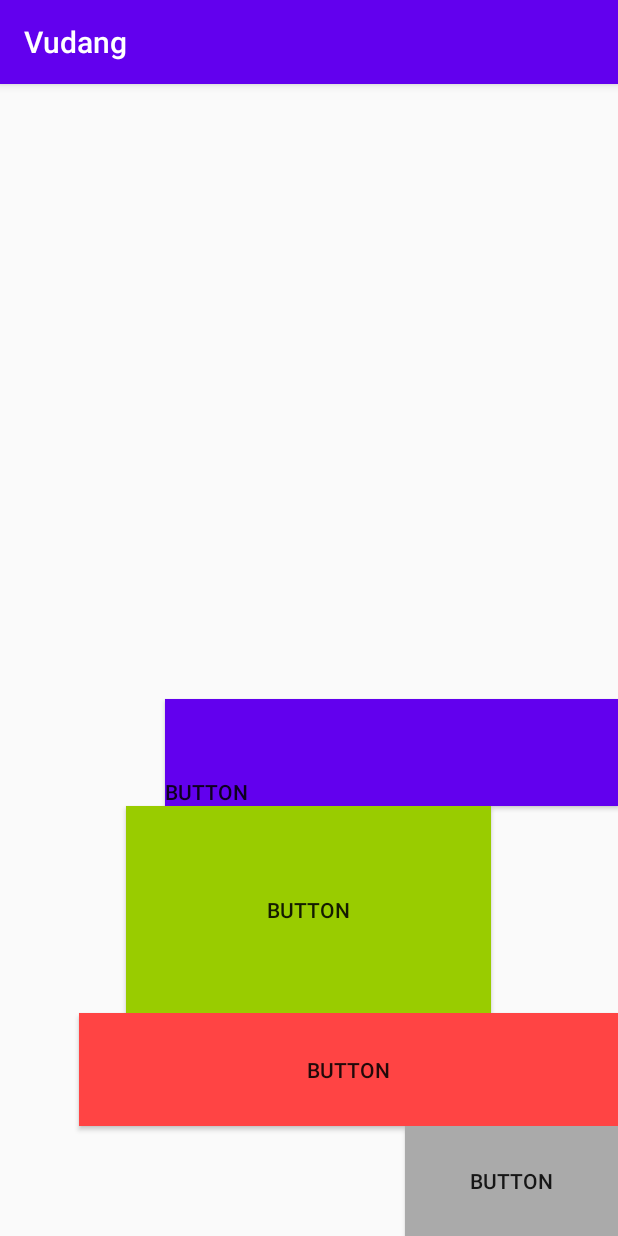
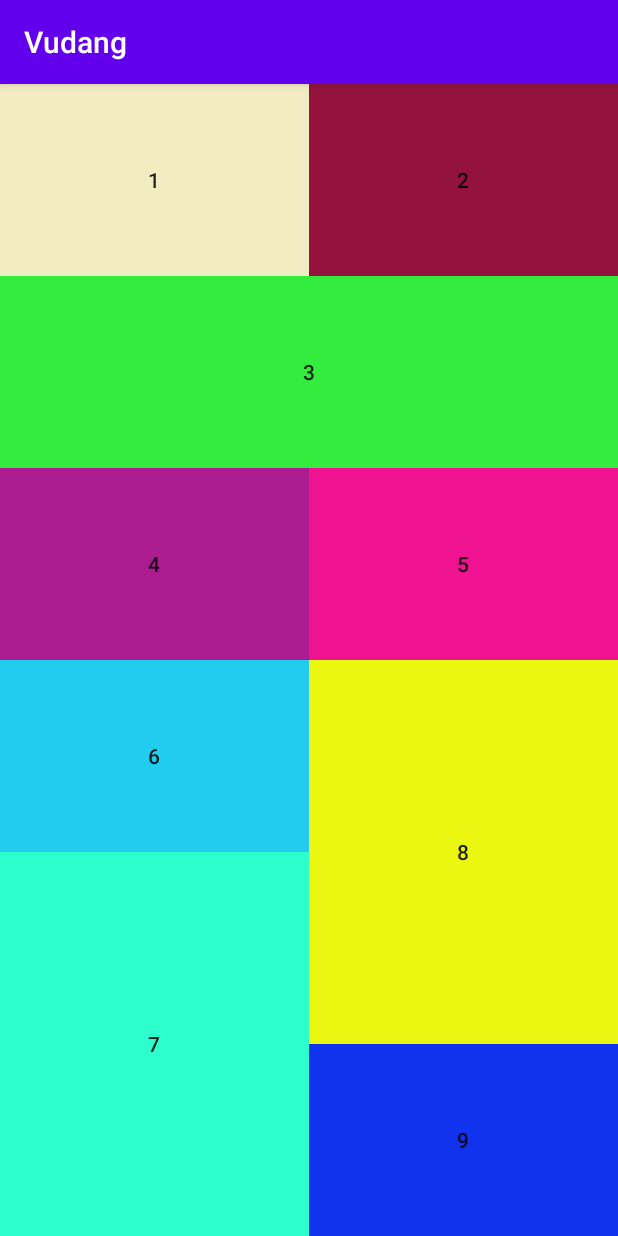
Before and after one commit to giavudangle/self-learning-layout-android, an Android app: the screen it shows after launch (LayoutActivity), on a phone screen of 412 x 824 dp. Run offline under Robolectric (Android 15) with nearby library versions, the phone set to English and light mode, and no system bars.

Commit message:
Master Linear Layout

```diff
--- a/app/src/main/java/com/example/myapplicationtest/LayoutActivity.java
+++ b/app/src/main/java/com/example/myapplicationtest/LayoutActivity.java
@@ -9,6 +9,6 @@ public class LayoutActivity extends AppCompatActivity {
     @Override
     protected void onCreate(Bundle savedInstanceState) {
         super.onCreate(savedInstanceState);
-        setContentView(R.layout.gravity_layout);
+        setContentView(R.layout.linear_hard);
     }
 }
--- /dev/null
+++ b/app/src/main/res/layout/linear_hard.xml
@@ -0,0 +1,123 @@
+<?xml version="1.0" encoding="utf-8"?>
+<LinearLayout
+    android:layout_height="match_parent"
+    android:layout_width="match_parent"
+    android:weightSum="2"
+    android:background="@color/colorPrimaryDark"
+    android:orientation="vertical"
+    xmlns:android="http://schemas.android.com/apk/res/android">
+
+    <LinearLayout
+        android:layout_width="match_parent"
+        android:layout_height="match_parent"
+        android:layout_weight="1"
+        android:orientation="vertical"
+        android:weightSum="3"
+        android:background="#e33f">
+        <LinearLayout
+            android:layout_width="match_parent"
+            android:layout_height="match_parent"
+            android:orientation="horizontal"
+            android:layout_weight="1"
+            android:weightSum="2"
+            >
+            <Button
+                android:layout_weight="1"
+                android:text="1"
+                android:layout_width="0dp"
+                android:background="#f2ecc3"
+                android:layout_height="match_parent"/>
+            <Button
+                android:layout_weight="1"
+                android:text="2"
+                android:layout_width="0dp"
+                android:background="#93123E"
+                android:layout_height="match_parent"/>
+        </LinearLayout>
+
+        <LinearLayout
+            android:layout_width="match_parent"
+            android:layout_height="match_parent"
+            android:weightSum="1"
+            android:layout_weight="1">
+            <Button
+                android:background="#33EC3E"
+                android:text="3"
+                android:layout_weight="1"
+                android:layout_width="0dp"
+                android:layout_height="match_parent"/>
+        </LinearLayout>
+
+        <LinearLayout
+            android:layout_width="match_parent"
+            android:layout_height="match_parent"
+            android:weightSum="2"
+            android:layout_weight="1">
+            <Button
+                android:layout_width="0dp"
+                android:text="4"
+                android:background="#ab1c91"
+                android:layout_height="match_parent"
+                android:layout_weight="1"/>
+            <Button
+                android:background="#ef1291"
+                android:text="5"
+                android:layout_width="0dp"
+                android:layout_height="match_parent"
+                android:layout_weight="1"/>
+        </LinearLayout>
+    </LinearLayout>
+
+    <LinearLayout
+        android:layout_width="match_parent"
+        android:layout_height="match_parent"
+        android:layout_weight="1"
+        android:orientation="horizontal"
+        android:weightSum="2"
+        android:background="#e2ec3f">
+        <LinearLayout
+            android:weightSum="3"
+            android:layout_weight="1"
+            android:orientation="vertical"
+            android:layout_width="match_parent"
+            android:layout_height="match_parent">
+            <Button
+                android:layout_width="match_parent"
+                android:layout_height="0dp"
+                android:layout_weight="1"
+                android:text="6"
+                android:background="#2ce"/>
+            <Button
+                android:layout_width="match_parent"
+                android:layout_height="0dp"
+                android:text="7"
+                android:layout_weight="2"
+                android:background="#2cfece"/>
+        </LinearLayout>
+        <LinearLayout
+            android:background="#eeab23"
+            android:weightSum="3"
+            android:orientation="vertical"
+            android:layout_weight="1"
+            android:layout_width="match_parent"
+            android:layout_height="match_parent">
+            <Button
+                android:layout_width="match_parent"
+                android:layout_height="0dp"
+                android:layout_weight="2"
+                android:background="#EEF1"
+                android:text="8"/>
+            <Button
+                android:layout_width="match_parent"
+                android:layout_height="0dp"
+                android:layout_weight="1"
+                android:background="#F13E"
+                android:text="9"/>
+
+
+        </LinearLayout>
+    </LinearLayout>
+
+
+
+</LinearLayout>
```
Also changed, not shown: app/src/main/res/layout/layout_weight.xml (added, +88 -0 lines), app/src/main/res/layout/linear_layout_train.xml (renamed from app/src/main/res/layout/linear_layout.xml).
